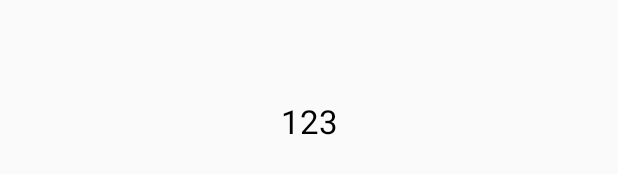
After one commit to yixi195/JetpackDemo, an Android app: the layout fragment_child.xml on its own in the app's theme, with its tools: preview values and no code run, on a phone screen of 412 x 824 dp. The commit adds this screen. Shown: the part 497-671 px from the top of the screen. Run offline under Robolectric (Android 15) with nearby library versions, the phone set to English and light mode, and no system bars.

Commit message:
add ViewPager2Example

```diff
--- a/app/build.gradle
+++ b/app/build.gradle
@@ -44,7 +44,8 @@ dependencies {
     api fileTree(dir: 'libs', include: ['*.jar'])
 
     api project(':Fastframe')
-
+    //viewpager2
+    implementation 'androidx.viewpager2:viewpager2:1.1.0-alpha01'
 
 
 
--- a/app/src/main/AndroidManifest.xml
+++ b/app/src/main/AndroidManifest.xml
@@ -32,6 +32,7 @@
         <activity android:name=".coroutines.CoroutinesTestAcativity" />
         <activity android:name=".architecture.compose.ComposeActivity" />
         <activity android:name=".architecture.paging.activity.PagingActivity" />
+        <activity android:name=".module.viewpager.ViewPager2ExampleActivity" />
 
 
         <!-- Andorid7.0 -->
--- a/app/src/main/java/com/ysl/project/architecture/DashboardFragment.kt
+++ b/app/src/main/java/com/ysl/project/architecture/DashboardFragment.kt
@@ -8,6 +8,7 @@ import com.ysl.project.R
 import com.ysl.project.architecture.navigation.NavigationEgActivity
 import com.ysl.project.architecture.paging.activity.PagingActivity
 import com.ysl.project.architecture.workmanager.WorkerManagerActivity
+import com.ysl.project.module.viewpager.ViewPager2ExampleActivity
 import kotlinx.android.synthetic.main.fragment_dashboard.*
 
 
@@ -31,6 +32,9 @@ class DashboardFragment : BaseVMFragment<DashboardViewModel>() {
         btn_paging.setOnClickListener {
             startActivity(Intent(activity,PagingActivity::class.java))
         }
+
+        //viewpager2
+        btn_viewpager2.setOnClickListener { startActivity(Intent(activity,ViewPager2ExampleActivity::class.java)) }
     }
 
     override fun providerVMClass() = DashboardViewModel::class.java
--- /dev/null
+++ b/app/src/main/res/layout/fragment_child.xml
@@ -0,0 +1,17 @@
+<?xml version="1.0" encoding="utf-8"?>
+<androidx.constraintlayout.widget.ConstraintLayout xmlns:android="http://schemas.android.com/apk/res/android"
+    android:layout_width="match_parent"
+    android:layout_height="match_parent"
+    xmlns:app="http://schemas.android.com/apk/res-auto">
+    <TextView
+        android:id="@+id/tv_content"
+        android:layout_width="wrap_content"
+        android:layout_height="wrap_content"
+        android:text="123"
+        android:textColor="@color/black"
+        android:textSize="@dimen/text_size_20"
+        app:layout_constraintTop_toTopOf="parent"
+        app:layout_constraintLeft_toLeftOf="parent"
+        app:layout_constraintRight_toRightOf="parent"
+        app:layout_constraintBottom_toBottomOf="parent" />
+</androidx.constraintlayout.widget.ConstraintLayout>
--- a/config.gradle
+++ b/config.gradle
@@ -28,7 +28,7 @@ ext {
     ktlintVersion = '0.30.0'
     ktxVersion = '1.0.2'
     lifecycleVersion = '2.2.0-alpha01'
-    materialVersion = '1.0.0'
+    materialVersion = '1.2.0-alpha04'
     navigationVersion = '2.0.0'
     recyclerViewVersion = '1.1.0-alpha05'
     roomVersion = '2.1.0'
--- a/settings.gradle
+++ b/settings.gradle
@@ -3,4 +3,4 @@ include ':app'
  * 基础框架支撑库
  */
 include ':Fastframe'
-rootProject.name='MainActivity'
+rootProject.name='JetPack框架示例'
```
Also changed, not shown: app/src/main/java/com/ysl/project/module/viewpager/ChildData.kt (added, +13 -0 lines), app/src/main/java/com/ysl/project/module/viewpager/ChildFragment.kt (added, +32 -0 lines), app/src/main/java/com/ysl/project/module/viewpager/ViewPager2Adapter.kt (added, +25 -0 lines), app/src/main/java/com/ysl/project/module/viewpager/ViewPager2ExampleActivity.kt (added, +56 -0 lines), app/src/main/java/com/ysl/project/test/viewmodel/TestViewModel.kt (+24 -6 lines), app/src/main/res/layout/activity_viewpager2_example.xml (added, +31 -0 lines), app/src/main/res/layout/fragment_dashboard.xml (+8 -0 lines), build.gradle (+13 -5 lines).
